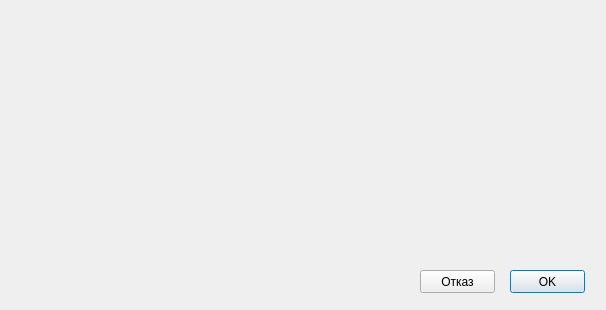
Old version of the form src/View/ProcedureEditDialog/ProcedureEditDialog.ui in the repository thefinalcutbg/DinoDent.
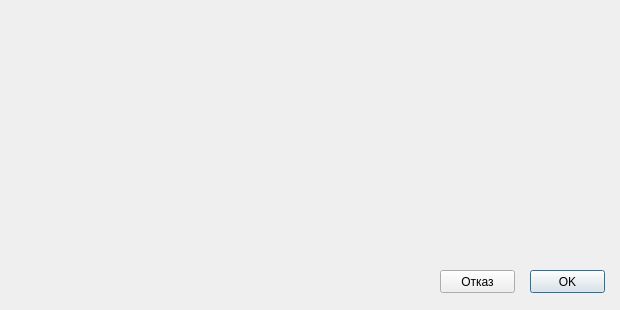
New version of the form. Custom widgets are drawn as their Qt base class.

Commit message: Procedure date validator changes depending on patient's age (not working on his birthday!)

```diff
--- a/src/View/ProcedureEditDialog/ProcedureEditDialog.ui
+++ b/src/View/ProcedureEditDialog/ProcedureEditDialog.ui
@@ -6,10 +6,28 @@
    <rect>
     <x>0</x>
     <y>0</y>
-    <width>606</width>
+    <width>620</width>
     <height>310</height>
    </rect>
   </property>
+  <property name="sizePolicy">
+   <sizepolicy hsizetype="Fixed" vsizetype="Fixed">
+    <horstretch>0</horstretch>
+    <verstretch>0</verstretch>
+   </sizepolicy>
+  </property>
+  <property name="minimumSize">
+   <size>
+    <width>620</width>
+    <height>310</height>
+   </size>
+  </property>
+  <property name="maximumSize">
+   <size>
+    <width>620</width>
+    <height>310</height>
+   </size>
+  </property>
   <property name="windowTitle">
    <string>ProcedureEditDialog</string>
   </property>
@@ -26,7 +44,7 @@
   <widget class="QPushButton" name="okButton">
    <property name="geometry">
     <rect>
-     <x>510</x>
+     <x>530</x>
      <y>270</y>
      <width>75</width>
      <height>23</height>
@@ -39,7 +57,7 @@
   <widget class="QPushButton" name="cancelButton">
    <property name="geometry">
     <rect>
-     <x>420</x>
+     <x>440</x>
      <y>270</y>
      <width>75</width>
      <height>23</height>
@@ -54,7 +72,7 @@
     <rect>
      <x>310</x>
      <y>10</y>
-     <width>291</width>
+     <width>311</width>
      <height>211</height>
     </rect>
    </property>
```
The commit also changes 41 other files.
